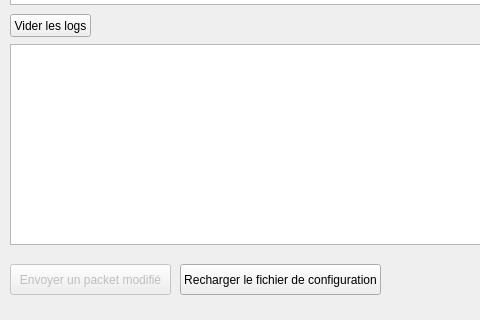
Old version of the form mainwindow.ui in the repository nightwolf93/Wakxy-Sniffer; both pictures show x 0 to 480 and y 285 to 605 of the 1086 by 605 pixel window.
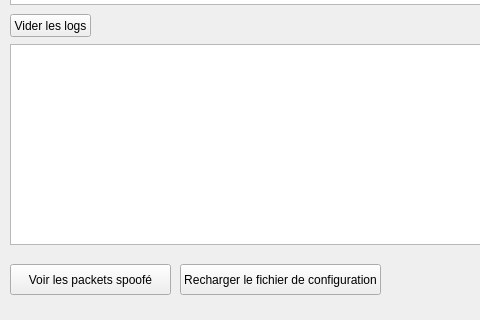
New version of the form.

Diff of the .ui file:
```diff
--- a/mainwindow.ui
+++ b/mainwindow.ui
@@ -54,7 +54,7 @@
    </widget>
    <widget class="QPushButton" name="pushButtonSendPacket">
     <property name="enabled">
-     <bool>false</bool>
+     <bool>true</bool>
     </property>
     <property name="geometry">
      <rect>
@@ -65,7 +65,7 @@
      </rect>
     </property>
     <property name="text">
-     <string>Envoyer un packet modifié</string>
+     <string>Voir les packets spoofé</string>
     </property>
    </widget>
    <widget class="QTextBrowser" name="textBrowserLog">
```
Left out of the diff: 2 changed lines with no effect on the pictures.
